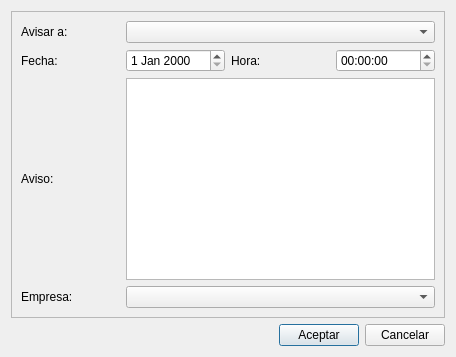
Before: the Qt Designer form Auxiliares/frmnuevosavisos.ui in arcnexus/RedFoX, drawn with Qt 5.
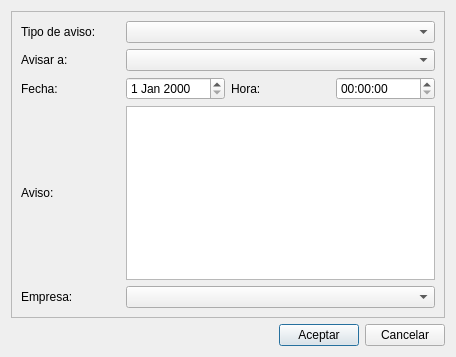
After: the same form once the commit is applied. Icons and pictures are not drawn.

What changed in the file:
```diff
--- a/Auxiliares/frmnuevosavisos.ui
+++ b/Auxiliares/frmnuevosavisos.ui
@@ -58,56 +58,66 @@
       <enum>QFrame::Raised</enum>
      </property>
      <layout class="QGridLayout" name="gridLayout">
-      <item row="0" column="0">
-       <widget class="QLabel" name="label">
-        <property name="text">
-         <string>Avisar a:</string>
-        </property>
-       </widget>
-      </item>
-      <item row="0" column="1" colspan="3">
-       <widget class="QComboBox" name="cboUsuarios"/>
-      </item>
-      <item row="1" column="0">
+      <item row="2" column="0">
        <widget class="QLabel" name="label_2">
         <property name="text">
          <string>Fecha:</string>
         </property>
        </widget>
       </item>
-      <item row="1" column="1">
+      <item row="2" column="1">
        <widget class="QDateEdit" name="txtFecha"/>
       </item>
-      <item row="1" column="2">
+      <item row="2" column="2">
        <widget class="QLabel" name="label_3">
         <property name="text">
          <string>Hora:</string>
         </property>
        </widget>
       </item>
-      <item row="1" column="3">
+      <item row="2" column="3">
        <widget class="QTimeEdit" name="txtHora"/>
       </item>
-      <item row="2" column="0">
+      <item row="3" column="0">
        <widget class="QLabel" name="label_4">
         <property name="text">
          <string>Aviso:</string>
         </property>
        </widget>
       </item>
-      <item row="2" column="1" colspan="3">
+      <item row="3" column="1" colspan="3">
        <widget class="QTextEdit" name="txtAviso"/>
       </item>
-      <item row="3" column="0">
+      <item row="4" column="0">
        <widget class="QLabel" name="label_5">
         <property name="text">
          <string>Empresa:</string>
         </property>
        </widget>
       </item>
-      <item row="3" column="1" colspan="3">
+      <item row="4" column="1" colspan="3">
        <widget class="QComboBox" name="cboEmpresa"/>
       </item>
+      <item row="1" column="0">
+       <widget class="QLabel" name="label">
+        <property name="text">
+         <string>Avisar a:</string>
+        </property>
+       </widget>
+      </item>
+      <item row="1" column="1" colspan="3">
+       <widget class="QComboBox" name="cboUsuarios"/>
+      </item>
+      <item row="0" column="0">
+       <widget class="QLabel" name="label_6">
+        <property name="text">
+         <string>Tipo de aviso:</string>
+        </property>
+       </widget>
+      </item>
+      <item row="0" column="1" colspan="3">
+       <widget class="QComboBox" name="cboTipoAviso"/>
+      </item>
      </layout>
     </widget>
    </item>
```
